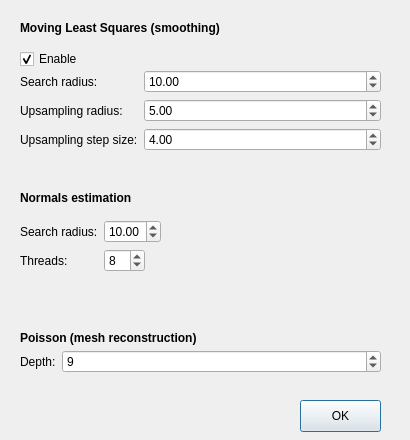
mathieu-clement/cs690-cave-surveying, file visualization/cave_view/paramsdialog.ui: the form before one commit.
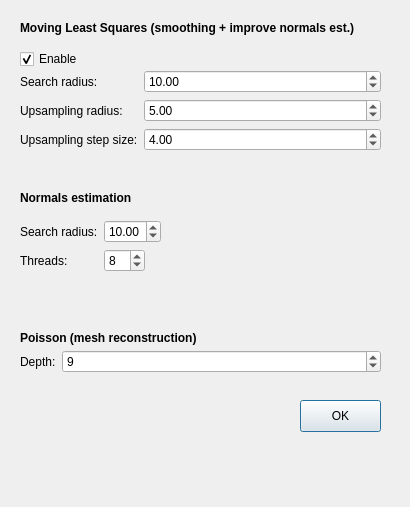
The form after the commit.

Diff of the .ui file:
```diff
--- a/visualization/cave_view/paramsdialog.ui
+++ b/visualization/cave_view/paramsdialog.ui
@@ -7,7 +7,7 @@
     <x>0</x>
     <y>0</y>
     <width>410</width>
-    <height>440</height>
+    <height>507</height>
    </rect>
   </property>
   <property name="windowTitle">
@@ -18,7 +18,7 @@
     <rect>
      <x>20</x>
      <y>20</y>
-     <width>361</width>
+     <width>371</width>
      <height>16</height>
     </rect>
    </property>
@@ -29,7 +29,7 @@
     </font>
    </property>
    <property name="text">
-    <string>Moving Least Squares (smoothing)</string>
+    <string>Moving Least Squares (smoothing + improve normals est.)</string>
    </property>
   </widget>
   <widget class="QWidget" name="formLayoutWidget">
```
